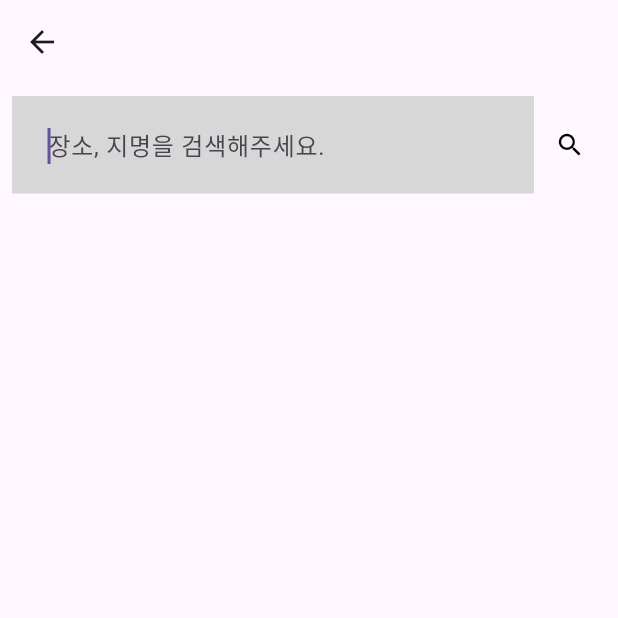
After one commit to KimMinJin63/First_Project, a Flutter app: the MapFindPage screen opened by its route, on a phone screen of 412 x 824 dp, the top half of it. The commit adds this screen. Run offline on Flutter 3.47's test engine with Material 3 defaults, Android fonts, the phone set to English and light mode, and no system bars; our stand-ins replace cloud_firestore, dio, firebase_auth, firebase_core, geocoding, get and 2 more; accounts and stored records are empty; Roboto replaces fonts that are missing (PretendardRegular).

Commit message:
지도 검색 페이지 생성

```diff
--- a/lib/util/app_pages.dart
+++ b/lib/util/app_pages.dart
@@ -13,6 +13,7 @@ import 'package:first_project/view/page/korean_list_page.dart';
 import 'package:first_project/view/page/find_password_page.dart';
 import 'package:first_project/view/page/login_page.dart';
 import 'package:first_project/view/page/main_page.dart';
+import 'package:first_project/view/page/map_find_page.dart';
 import 'package:first_project/view/page/map_page.dart';
 import 'package:first_project/view/page/membership_withdrawal_page.dart';
 import 'package:first_project/view/page/my_review_page.dart';
@@ -72,6 +73,10 @@ class AppPages {
     GetPage(
         name: AppRoutes.findStation,
         page: () => const FindStationPage(),
+        transition: Transition.fadeIn),
+    GetPage(
+        name: AppRoutes.mapFind,
+        page: () => const MapFindPage(),
         transition: Transition.fadeIn),
     GetPage(
         name: AppRoutes.mapPage,
--- a/lib/util/app_routes.dart
+++ b/lib/util/app_routes.dart
@@ -12,6 +12,7 @@ import 'package:first_project/view/page/korean_list_page.dart';
 import 'package:first_project/view/page/find_password_page.dart';
 import 'package:first_project/view/page/login_page.dart';
 import 'package:first_project/view/page/main_page.dart';
+import 'package:first_project/view/page/map_find_page.dart';
 import 'package:first_project/view/page/map_page.dart';
 import 'package:first_project/view/page/membership_withdrawal_page.dart';
 import 'package:first_project/view/page/my_review_page.dart';
@@ -37,6 +38,7 @@ class AppRoutes {
   static const myScreen = MyScreen.route;
   // static const findRestaurant = FindRestaurantPage.route;
   static const detailRestaurant = DetailRestaurantPage.route;
+  static const mapFind = MapFindPage.route;
   static const mapPage = MapPage.route;
   static const findStation = FindStationPage.route;
   static const chinese = ChineseListPage.route;
--- /dev/null
+++ b/lib/view/page/map_find_page.dart
@@ -0,0 +1,84 @@
+import 'package:first_project/controller/map_controller.dart';
+import 'package:first_project/util/app_color.dart';
+import 'package:first_project/util/app_textstyle.dart';
+import 'package:first_project/view/widget/app_button.dart';
+import 'package:flutter/material.dart';
+import 'package:get/get.dart';
+import 'package:get/get_core/src/get_main.dart';
+
+class MapFindPage extends GetView<MapController> {
+  const MapFindPage({super.key});
+  static const route = '/mapFind';
+
+  @override
+  Widget build(BuildContext context) {
+    return Scaffold(
+      appBar: AppBar(
+        backgroundColor: Colors.transparent,
+        elevation: 0,
+      ),
+      body: Padding(
+        padding: const EdgeInsets.all(8.0),
+        child: Column(
+          children: [
+            Row(
+              children: [
+                Expanded(
+                  child: TextField(
+                    controller: controller.searchController,
+                    autofocus: true,
+                    onChanged: (value) {
+                      controller.findRestaurants.value = value;
+                      controller.findRestaurant();
+                    },
+                    decoration: const InputDecoration(
+                      filled: true,
+                      fillColor: AppColor.darkgrey,
+                      hintText: '장소, 지명을 검색해주세요.',
+                      contentPadding: EdgeInsets.all(20),
+                      border: InputBorder.none,
+                    ),
+                  ),
+                ),
+            IconButton(
+              onPressed: () {},
+              icon: const Icon(
+                Icons.search,
+                size: 20,
+                color: AppColor.black,
+              ),
+            ),
+              ],
+            ),
+            const SizedBox(
+              height: 10,
+            ),
+                        Expanded(child: Obx(() {
+              if (controller.findRestaurants.value.isEmpty) {
+                return const SizedBox();
+              } else if (controller.searchResults.isEmpty) {
+                return Text(
+                  '일치하는 식당이 없습니다.',
+                  style: AppTextStyle.koPtBold32(),
+                  textAlign: TextAlign.center,
+                );
+              } else {
+                return ListView.builder(
+                    itemCount: controller.searchResults.length,
+                    itemBuilder: (context, index) {
+                      final restaurant = controller.searchResults[index];
+                      return AppButton(
+                          name: controller.findRestaurants.value,
+                          onPressed: (){},
+                          color: AppColor.black,
+                          style: AppTextStyle.koPtRegular16white());
+                    });
+              }
+            }))
+
+          ],
+        ),
+      ),
+    );
+  }
+}
```
Also changed, not shown: lib/controller/map_controller.dart (+112 -9 lines), lib/view/page/map_page.dart (+47 -15 lines), pubspec.yaml (+18 -26 lines), pubspec.lock, 4 other files.
